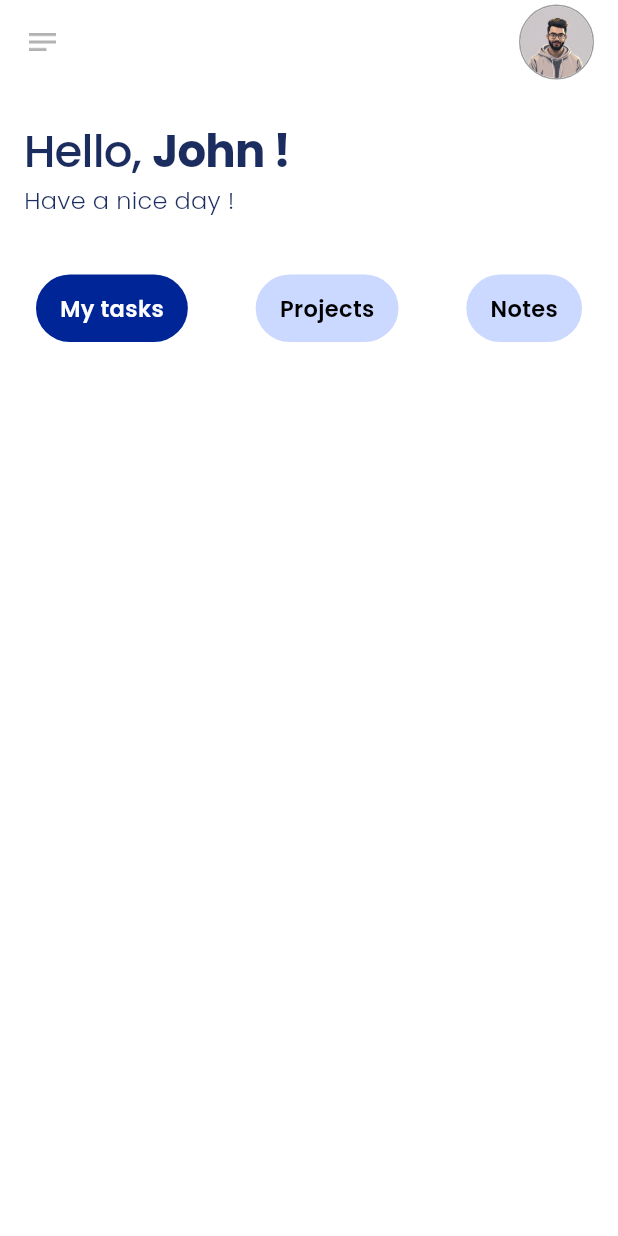
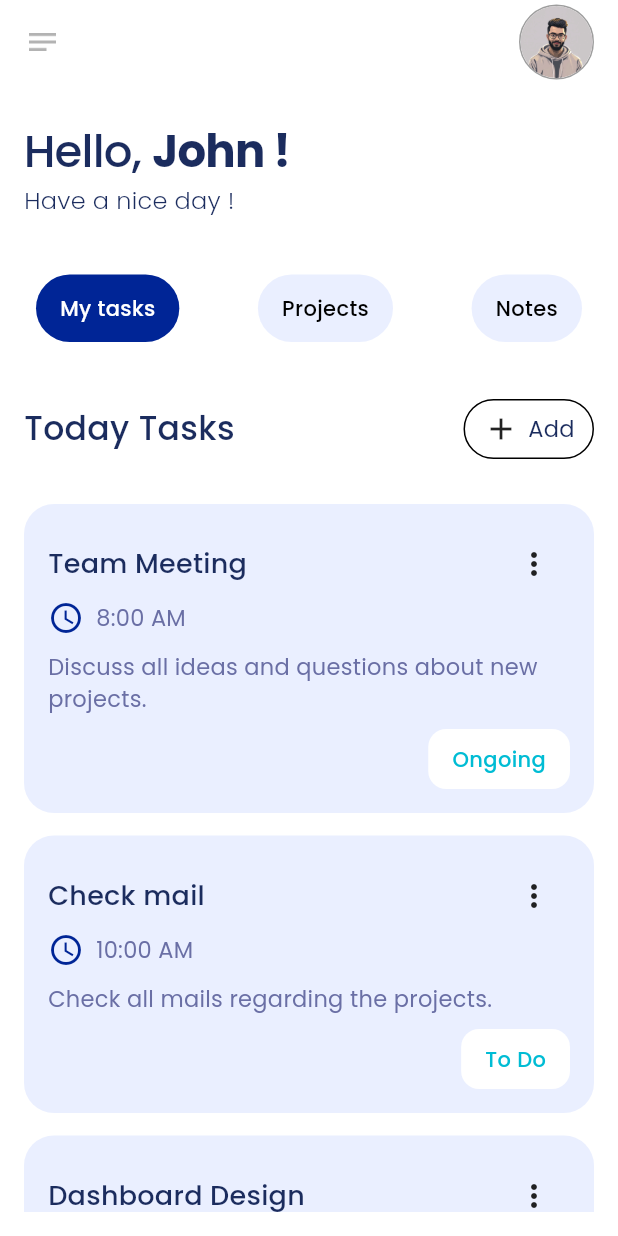
Before and after one commit to ShashiniAluthge/TaskBuddy, a Flutter app: the screen it shows after launch, on a phone screen of 412 x 824 dp. Run offline on Flutter 3.47's test engine with Material 3 defaults, Android fonts, the phone set to English and light mode, and no system bars; our stand-ins replace google_fonts.

Commit message:
create task card

```diff
--- a/lib/screens/homeScreen.dart
+++ b/lib/screens/homeScreen.dart
@@ -1,5 +1,6 @@
 import 'package:flutter/material.dart';
 import 'package:task_buddy/utils/app_textStyles.dart';
+import 'package:task_buddy/widgets/taskCard.dart';
 import 'package:task_buddy/widgets/topTitlebar.dart';
 
 class HomeScreen extends StatefulWidget {
@@ -43,8 +44,7 @@ class _HomeScreenState extends State<HomeScreen> {
               )))
         ],
       ),
-        body: SingleChildScrollView(
-          child: Padding(
+      body: Padding(
         padding: const EdgeInsets.only(
             top: 23.0, left: 16.0, right: 16.0, bottom: 16.0),
         child: Column(
@@ -54,16 +54,16 @@ class _HomeScreenState extends State<HomeScreen> {
               TextSpan(
                   text: 'Hello, ',
                   style: AppTextStyle.h2
-                          .copyWith(color: Theme.of(context).primaryColor)),
+                      .copyWith(color: Theme.of(context).colorScheme.primary)),
               TextSpan(
                   text: 'John !',
                   style: AppTextStyle.h1
-                          .copyWith(color: Theme.of(context).primaryColor))
+                      .copyWith(color: Theme.of(context).colorScheme.primary))
             ])),
             Text(
               'Have a nice day !',
               style: AppTextStyle.h3
-                      .copyWith(color: Theme.of(context).primaryColor),
+                  .copyWith(color: Theme.of(context).colorScheme.primary),
             ),
             const SizedBox(height: 30.0),
             Padding(
@@ -89,10 +89,81 @@ class _HomeScreenState extends State<HomeScreen> {
                 ],
               ),
             ),
-
+            const SizedBox(height: 30.0),
+            Row(
+              mainAxisAlignment: MainAxisAlignment.spaceBetween,
+              children: [
+                Text(
+                  'Today Tasks',
+                  style: AppTextStyle.bodyLarge
+                      .copyWith(color: Theme.of(context).colorScheme.primary),
+                ),
+                Container(
+                  height: 40.0,
+                  decoration: BoxDecoration(
+                    borderRadius: BorderRadius.circular(30.0),
+                    border: Border.all(width: 1.0),
+                  ),
+                  alignment: Alignment.center,
+                  child: Padding(
+                    padding: const EdgeInsets.symmetric(horizontal: 12.0),
+                    child: GestureDetector(
+                      onTap: () {},
+                      child: Row(
+                        children: [
+                          const Padding(
+                            padding: EdgeInsets.only(right: 6.0),
+                            child: Icon(Icons.add),
+                          ),
+                          Text('Add',
+                              style: AppTextStyle.bodySmall.copyWith(
+                                  color:
+                                      Theme.of(context).colorScheme.primary)),
                         ],
                       ),
                     ),
-        ));
+                  ),
+                )
+              ],
+            ),
+            const SizedBox(height: 30.0),
+            const Expanded(
+              child: SingleChildScrollView(
+                child: Column(
+                  children: [
+                    TaskCard(
+                      taskTitle: 'Team Meeting',
+                      taskTime: '8:00 AM',
+                      taskDescription:
+                          'Discuss all ideas and questions about new projects.',
+                      taskStatus: 'Ongoing',
+                    ),
+                    TaskCard(
+                      taskTitle: 'Check mail',
+                      taskTime: '10:00 AM',
+                      taskDescription:
+                          'Check all mails regarding the projects.',
+                      taskStatus: 'To Do',
+                    ),
+                    TaskCard(
+                      taskTitle: 'Dashboard Design',
+                      taskTime: '10:30 AM',
+                      taskDescription: 'Design UI for the Dashboard',
+                      taskStatus: 'To Do',
+                    ),
+                    TaskCard(
+                      taskTitle: 'Update Report',
+                      taskTime: '3:00 PM',
+                      taskDescription: 'Update all updates of the project',
+                      taskStatus: 'To Do',
+                    ),
+                  ],
+                ),
+              ),
+            ),
+          ],
+        ),
+      ),
+    );
   }
 }
--- a/lib/utils/app_textStyles.dart
+++ b/lib/utils/app_textStyles.dart
@@ -23,16 +23,15 @@ class AppTextStyle {
 
   //body text
   static TextStyle bodyLarge = GoogleFonts.poppins(
-    fontSize: 16,
-    fontWeight: FontWeight.w400,
+    fontSize: 22,
+    fontWeight: FontWeight.w500,
   );
   static TextStyle bodyMedium = GoogleFonts.poppins(
+      fontSize: 18, fontWeight: FontWeight.w500, letterSpacing: 0.2);
+
+  static TextStyle bodySmall = GoogleFonts.poppins(
       fontSize: 15, fontWeight: FontWeight.w400, letterSpacing: 0.2);
 
-  static TextStyle bodySmall = GoogleFonts.poppins(
-    fontSize: 14,
-    fontWeight: FontWeight.w400,
-  );
 
   //button text
   static TextStyle buttonLarge = GoogleFonts.poppins(
--- a/lib/utils/app_themes.dart
+++ b/lib/utils/app_themes.dart
@@ -3,7 +3,7 @@ import 'package:flutter/material.dart';
 class AppThemes {
   //light theme
   static final light = ThemeData(
-    primaryColor: const Color(0xFF1B2C5E),
+    primaryColor: const Color(0xFF002596),
     scaffoldBackgroundColor: Colors.white,
     brightness: Brightness.light,
     appBarTheme: const AppBarTheme(
@@ -18,9 +18,11 @@ class AppThemes {
       primary: const Color(0xFF1B2C5E),
       brightness: Brightness.light,
       surface: Colors.white,
+      secondary: const Color(0xFF6A6FA5)
     ),
 
-    cardColor: const Color(0xFF002596),
+    cardColor: const Color(0xFFEAEFFF),
+
 
 
 
--- /dev/null
+++ b/lib/widgets/taskCard.dart
@@ -0,0 +1,122 @@
+import 'package:flutter/material.dart';
+
+import '../utils/app_textStyles.dart';
+
+class TaskCard extends StatelessWidget {
+  final String taskTitle;
+  final String taskTime;
+  final String taskDescription;
+  final String taskStatus;
+
+  const TaskCard(
+      {super.key,
+      required this.taskTitle,
+      required this.taskTime,
+      required this.taskDescription,
+      required this.taskStatus});
+
+  @override
+  Widget build(BuildContext context) {
+    return Column(
+      children: [
+        Container(
+          decoration: BoxDecoration(
+              color: Theme.of(context).cardColor,
+              borderRadius: BorderRadius.circular(20.0)),
+          child: Padding(
+            padding: const EdgeInsets.all(16.0),
+            child:
+                Column(crossAxisAlignment: CrossAxisAlignment.start, children: [
+              Column(
+                crossAxisAlignment: CrossAxisAlignment.start,
+                children: [
+                  Row(
+                    mainAxisAlignment: MainAxisAlignment.spaceBetween,
+                    children: [
+                      Text(
+                        taskTitle,
+                        style: AppTextStyle.bodyMedium.copyWith(
+                            color: Theme.of(context).colorScheme.primary),
+                      ),
+                      PopupMenuButton(
+                        icon: const Icon(Icons.more_vert_outlined),
+                        color: Colors.white,
+                        onSelected: (value) {
+                          if (value == 'Edit') {
+                          } else if (value == 'Delete') {}
+                        },
+                        shape: RoundedRectangleBorder(
+                            borderRadius: BorderRadius.circular(15.0)),
+                        itemBuilder: (BuildContext context) => [
+                          PopupMenuItem(
+                            value: 'Edit',
+                            child: Center(
+                              child: Text(
+                                'Edit',
+                                style: AppTextStyle.bodySmall.copyWith(
+                                    color: Theme.of(context).primaryColor),
+                              ),
+                            ),
+                          ),
+                          PopupMenuItem(
+                              value: 'Delete',
+                              child: Center(
+                                child: Text('Delete',
+                                    style: AppTextStyle.bodySmall
+                                        .copyWith(color: Colors.redAccent)),
+                              ))
+                        ],
+                      ),
+                    ],
+                  ),
+                  Row(
+                    children: [
+                      Padding(
+                        padding: const EdgeInsets.only(right: 8.0),
+                        child: Icon(
+                          Icons.access_time_outlined,
+                          color: Theme.of(context).primaryColor,
+                        ),
+                      ),
+                      Text(taskTime,
+                          style: AppTextStyle.bodySmall.copyWith(
+                            color: Theme.of(context).colorScheme.secondary,
+                          )),
+                    ],
+                  )
+                ],
+              ),
+              const SizedBox(height: 10.0),
+              Text(
+                taskDescription,
+                style: AppTextStyle.bodySmall
+                    .copyWith(color: Theme.of(context).colorScheme.secondary),
+              ),
+              const SizedBox(height: 10.0),
+              Align(
+                alignment: Alignment.centerRight,
+                child: IntrinsicWidth(
+                  child: Container(
+                    height: 40.0,
+                    decoration: BoxDecoration(
+                        color: Colors.white,
+                        borderRadius: BorderRadius.circular(12.0)),
+                    alignment: Alignment.center,
+                    child: Padding(
+                      padding: const EdgeInsets.symmetric(
+                          vertical: 6.0, horizontal: 16.0),
+                      child: Text(taskStatus,
+                          style: AppTextStyle.buttonSmall
+                              .copyWith(color: Colors.cyan)),
+                    ),
+                  ),
+                ),
+              ),
+            ]),
+          ),
+        ),
+        const SizedBox(height: 15.0)
+      ],
+    );
+  }
+}
--- a/lib/widgets/topTitlebar.dart
+++ b/lib/widgets/topTitlebar.dart
@@ -13,8 +13,8 @@ class TopTitleBar extends StatelessWidget {
 
   @override
   Widget build(BuildContext context) {
-    Color selectedCardColor = const Color(0xFF002596);
-    Color unselectedCardColor = const Color(0xFFCBD8FF);
+    Color selectedCardColor = Theme.of(context).primaryColor;
+    Color unselectedCardColor = Theme.of(context).cardColor;
 
     final Color backgroundColor =
         isSelected ? selectedCardColor : unselectedCardColor;
@@ -28,7 +28,7 @@ class TopTitleBar extends StatelessWidget {
       child: Padding(
         padding: const EdgeInsets.symmetric(horizontal: 16.0),
         child: Text(title,
-            style: AppTextStyle.buttonMedium.copyWith(color: textColor)),
+            style: AppTextStyle.buttonSmall.copyWith(color: textColor)),
       ),
     );
   }
```
Lines whose indentation alone changed are shown as unchanged.
